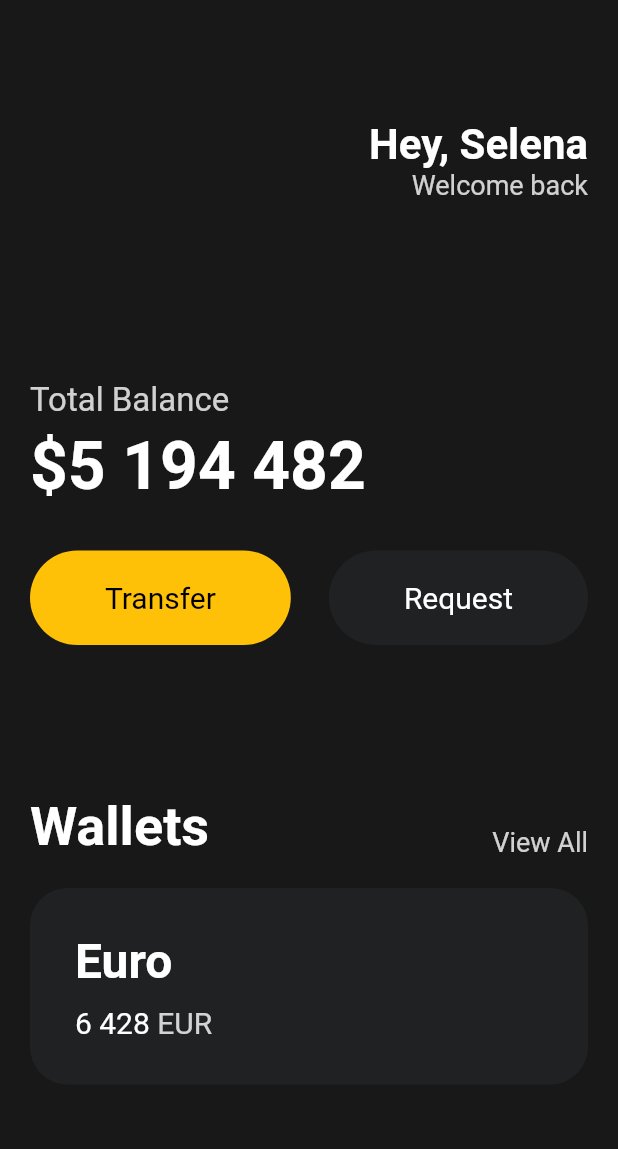
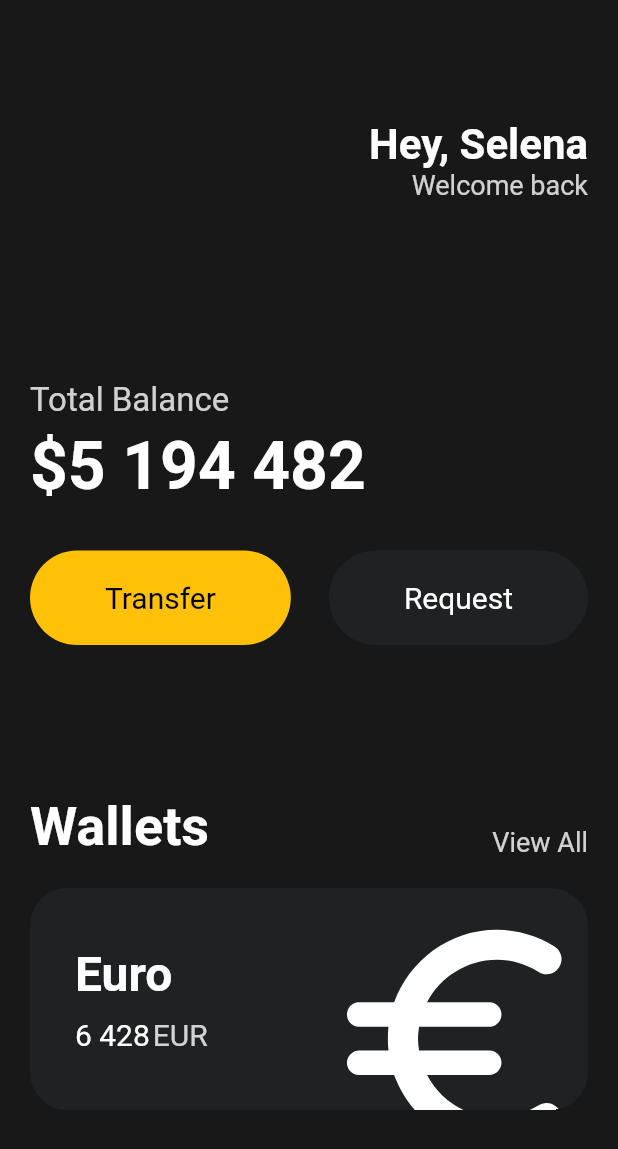
Before and after one commit to chattymin/FlutterStudy, a Flutter app: the screen it shows after launch, on a phone screen of 412 x 824 dp. Shown: the top 1149 px of the screen. Run offline on Flutter 3.47's test engine with Material 2 defaults, Android fonts, the phone set to English and light mode, and no system bars.

Commit message:
3.7 Icons and Transforms

```diff
--- a/FlutterDevelop/toonflix/lib/main.dart
+++ b/FlutterDevelop/toonflix/lib/main.dart
@@ -103,6 +103,7 @@ class App extends StatelessWidget {
               height: 20,
             ),
             Container(
+              clipBehavior: Clip.hardEdge,
               decoration: BoxDecoration(
                 color: const Color(0xFF1F2123),
                 borderRadius: BorderRadius.circular(25),
@@ -110,6 +111,7 @@ class App extends StatelessWidget {
               child: Padding(
                 padding: const EdgeInsets.all(30),
                 child: Row(
+                  mainAxisAlignment: MainAxisAlignment.spaceBetween,
                   children: [
                     Column(
                       crossAxisAlignment: CrossAxisAlignment.start,
@@ -135,7 +137,7 @@ class App extends StatelessWidget {
                               ),
                             ),
                             const SizedBox(
-                              width: 5,
+                              width: 2,
                             ),
                             Text(
                               'EUR',
@@ -148,6 +150,17 @@ class App extends StatelessWidget {
                         ),
                       ],
                     ),
+                    Transform.scale(
+                      scale: 2.2,
+                      child: Transform.translate(
+                        offset: const Offset(-5, 12),
+                        child: const Icon(
+                          Icons.euro_rounded,
+                          color: Colors.white,
+                          size: 88,
+                        ),
+                      ),
+                    )
                   ],
                 ),
               ),
```
